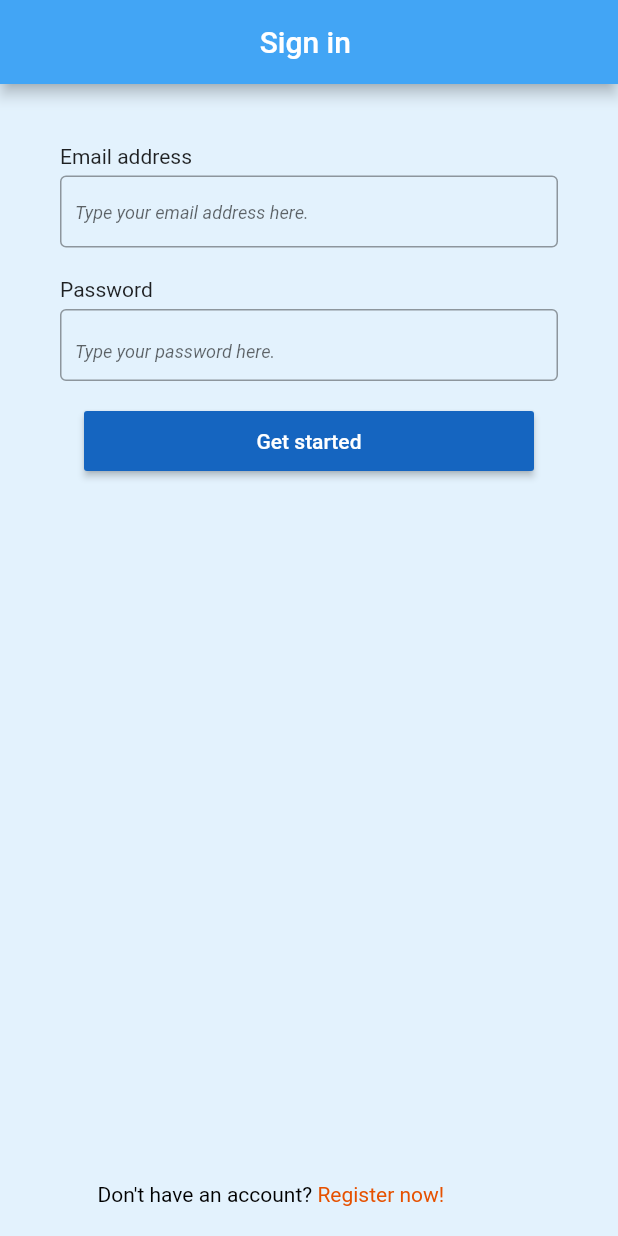
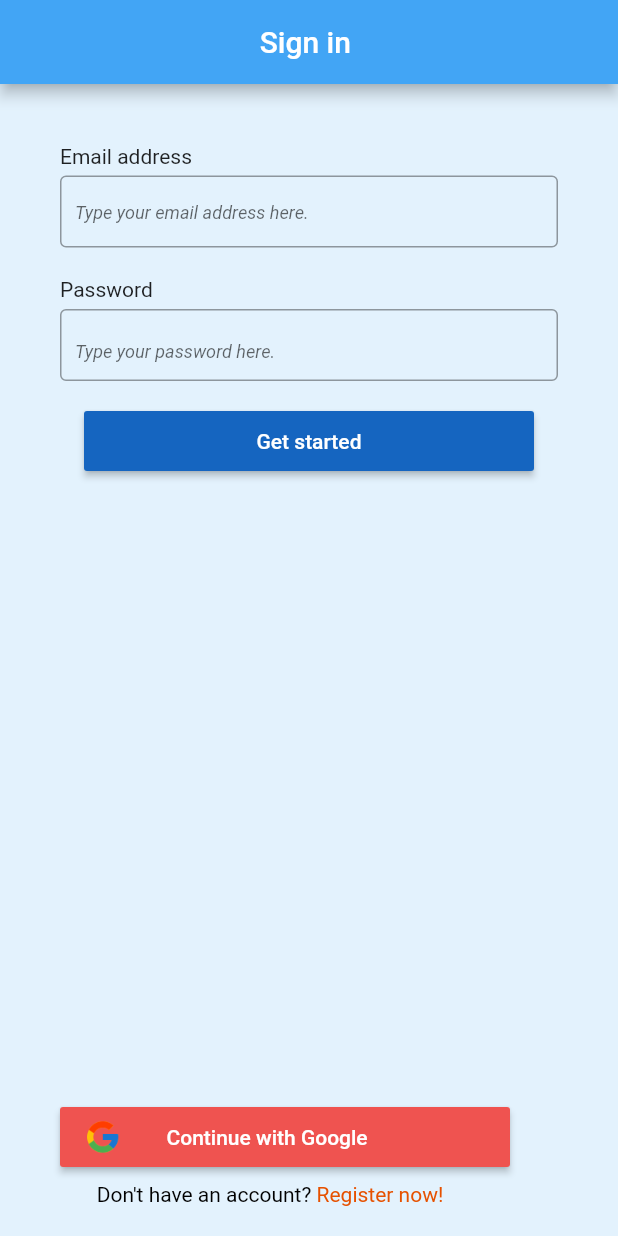
Before and after one commit to hieu1462000/online_musci_app, a Flutter app: the screen it shows after launch, on a phone screen of 412 x 824 dp. Run offline on Flutter 3.47's test engine with Material 2 defaults, Android fonts, the phone set to English and light mode, and no system bars; our stand-ins replace firebase_auth, firebase_core, google_sign_in; accounts and stored records are empty.

Commit message:
sign in with google

```diff
--- a/lib/screen/app_view.dart
+++ b/lib/screen/app_view.dart
@@ -1,7 +1,7 @@
 import 'package:flutter/material.dart';
 import 'package:online_musci_app/model/user_model.dart';
 import 'package:online_musci_app/screen/authenticate/authenticate.dart';
-import 'package:online_musci_app/screen/home/home_page.dart';
+import 'package:online_musci_app/screen/home/home.dart';
 import 'package:provider/provider.dart';
 
 class AppView extends StatelessWidget {
--- a/lib/screen/authenticate/sign_in.dart
+++ b/lib/screen/authenticate/sign_in.dart
@@ -1,3 +1,4 @@
+import 'package:flutter/cupertino.dart';
 import 'package:flutter/gestures.dart';
 import 'package:flutter/material.dart';
 import 'package:online_musci_app/service/auth.dart';
@@ -142,7 +143,31 @@ class _SignInState extends State<SignIn> {
               ),
               Positioned(
                   bottom: 20,
-                  left: 25,
+                  child: Container(
+                    child: Column(
+                      children:[
+                        SizedBox(
+                          width: 300,
+                          height: 40,
+                          child: RaisedButton(
+                            onPressed: () async {
+                                await _auth.signInWithGoogle();
+                            },
+                            child: Row(
+                              children: [
+                                Image.asset('assets/icons8-google-48.png',height: 25,width: 25,),
+                                SizedBox(width: 30,),
+                                Text("Continue with Google",style: TextStyle(color: Colors.white),)
+                              ],
+                            ),
+                            color: Colors.red[400],
+                          ),
+                        ),
+                        SizedBox(
+                          height: 10,
+                        ),
+                        Container(
+                          padding: EdgeInsets.only(right: 20),
                           child: RichText(
                             text: TextSpan(
                           text: "Don't have an account?",
@@ -158,7 +183,10 @@ class _SignInState extends State<SignIn> {
                                 },
                             ),
                           ],
-                  )))
+                      )),
+                        ),]
+                    ),
+                  ))
             ]),
           )),
     );
--- a/pubspec.yaml
+++ b/pubspec.yaml
@@ -25,6 +25,8 @@ dependencies:
     sdk: flutter
 
 
+
+
   # The following adds the Cupertino Icons font to your application.
   # Use with the CupertinoIcons class for iOS style icons.
   cupertino_icons: ^1.0.2
@@ -32,6 +34,7 @@ dependencies:
   firebase_auth: ^3.1.0
   cloud_firestore: ^2.5.1
   provider: ^5.0.0
+  google_sign_in: ^4.5.0
 
 dev_dependencies:
   flutter_test:
@@ -42,6 +45,9 @@ dev_dependencies:
 
 # The following section is specific to Flutter.
 flutter:
+  assets:
+    - assets/icons8-google-48.png
+    - assets/icons8-google-100.png
 
   # The following line ensures that the Material Icons font is
   # included with your application, so that you can use the icons in
```
Also changed, not shown: lib/screen/home/browse_page.dart (added, +17 -0 lines), lib/screen/home/home.dart (added, +73 -0 lines), lib/screen/home/home_page.dart (deleted, +0 -30 lines), lib/screen/home/profile_page.dart (added, +26 -0 lines), lib/screen/home/search_page.dart (added, +17 -0 lines), lib/service/auth.dart (+25 -0 lines), assets/icons8-google-100.png (added), assets/icons8-google-48.png (added), pubspec.lock. Lines whose indentation alone changed are shown as unchanged.
